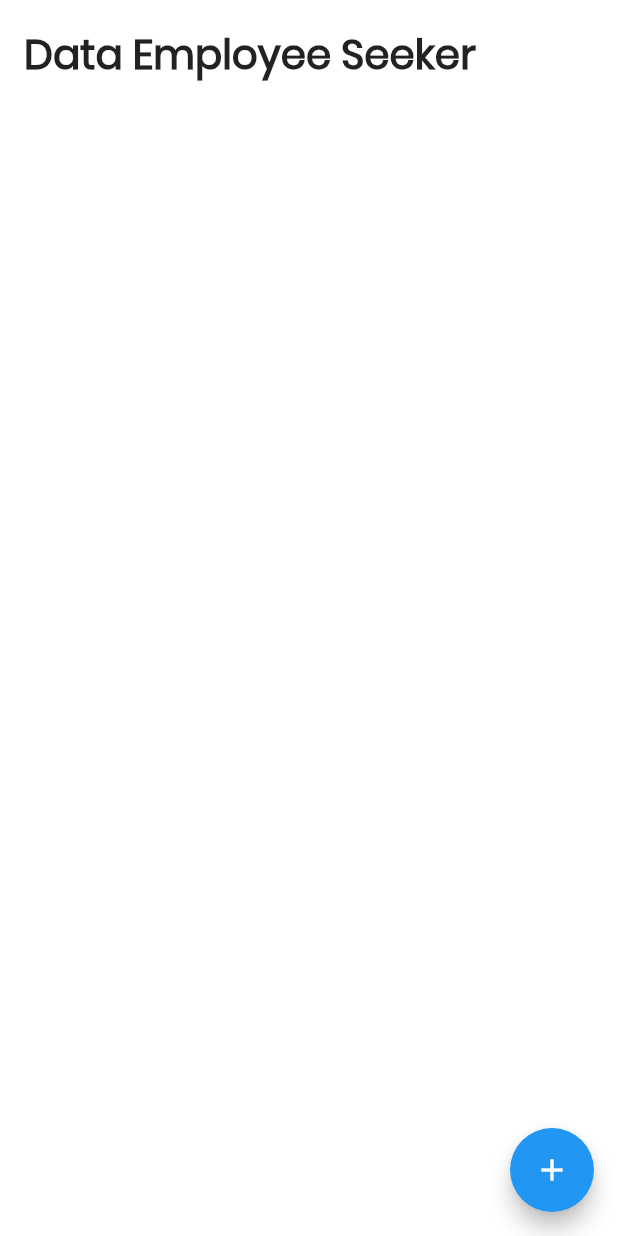
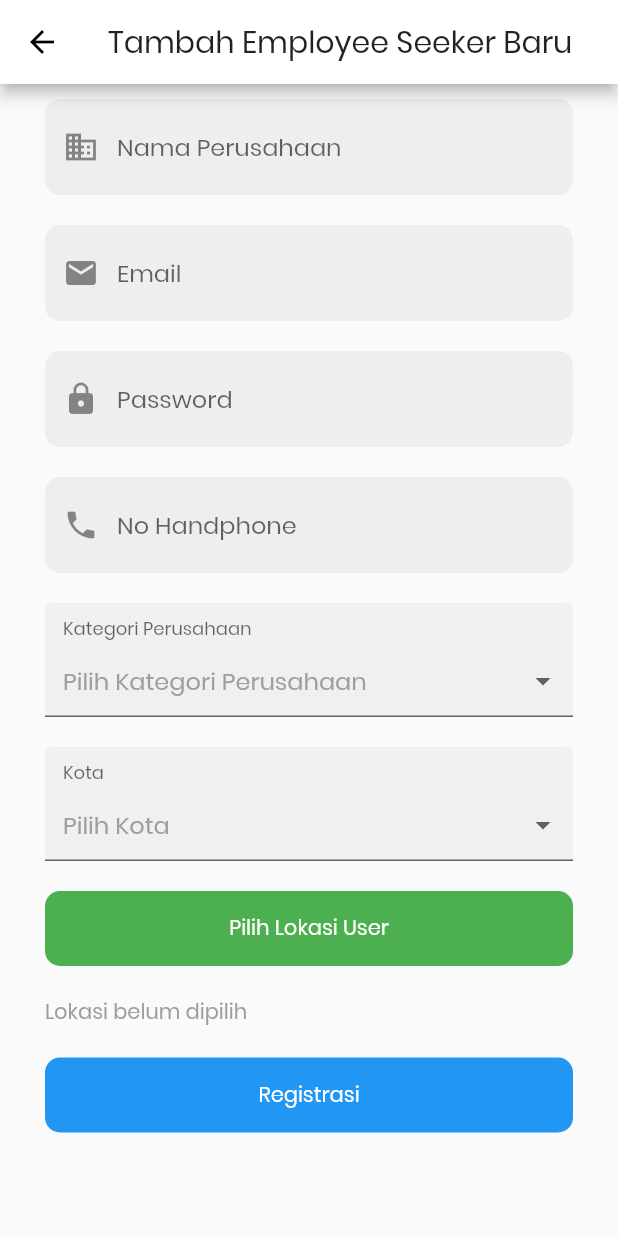
Before and after one commit to nurrehmet/Haver-Jobs, a Flutter app: the EmployeeSeekerData screen opened directly, after a tap on the "add" icon, on a phone screen of 412 x 824 dp. Run offline on Flutter 3.47's test engine with Material 2 defaults, Android fonts, the phone set to English and light mode, and no system bars; drawn by our look-alikes of dropdown_formfield; our stand-ins replace cloud_firestore, firebase_auth, fluttertoast, geolocator, google_maps_flutter, hexcolor and 2 more; missing offline and left inert: geoflutterfire, place_picker; accounts and stored records are empty.

Commit message:
Membuat Halaman Employee dan Edit Data Employee

```diff
--- a/lib/components/widgets.dart
+++ b/lib/components/widgets.dart
@@ -110,18 +110,19 @@ class TextFields extends StatelessWidget {
   final Function onSaved;
   final bool obscureText;
   final TextInputType textInputType;
-
+  final String value;
   TextFields(
-      {@required this.labelText,
+      {this.labelText,
       this.iconData,
       this.onSaved,
       this.obscureText,
-      this.textInputType});
+      this.textInputType, this.value});
   @override
   Widget build(BuildContext context) {
     return Padding(
       padding: EdgeInsets.symmetric(horizontal: 30.0, vertical: 10.0),
       child: TextFormField(
+        initialValue: value,
         keyboardType: textInputType,
         decoration: InputDecoration(
             border: OutlineInputBorder(
@@ -134,6 +135,7 @@ class TextFields extends StatelessWidget {
             fillColor: Colors.grey[200],
             prefixIcon: Icon(iconData),
             hintText: labelText,
+
             labelStyle: TextStyle(fontFamily: 'Product Sans')),
         validator: (value) {
           if (value.isEmpty) {
--- a/lib/main.dart
+++ b/lib/main.dart
@@ -3,8 +3,9 @@ import 'dart:async';
 import 'package:firebase_auth/firebase_auth.dart';
 import 'package:flutter/material.dart';
 import 'package:flutter/services.dart';
+import 'package:haverjob/screens/employee/employee_edit_data.dart';
 import 'package:haverjob/screens/employee/employee_list.dart';
-import 'package:haverjob/screens/employee/find_employee_screen.dart';
+import 'package:haverjob/screens/employee_seeker/find_employee_screen.dart';
 import 'package:haverjob/screens/home.dart';
 import 'package:haverjob/screens/login_screen.dart';
 import 'package:haverjob/screens/signup_screen.dart';
@@ -56,6 +57,7 @@ class _MyAppState extends State<MyApp> {
           '/home': (BuildContext context) => Home(),
           '/welcome': (BuildContext context) => WelcomeScreen(),
           '/findEmployee': (BuildContext context) => FindEmployeeScreen(),
+          '/editEmployee': (BuildContext context) => EmployeeEditData(),
 
         },
       ),
--- /dev/null
+++ b/lib/screens/admin/create_employee_seeker.dart
@@ -0,0 +1,225 @@
+import 'package:cloud_firestore/cloud_firestore.dart';
+import 'package:dropdown_formfield/dropdown_formfield.dart';
+import 'package:firebase_auth/firebase_auth.dart';
+import 'package:flutter/material.dart';
+import 'package:geoflutterfire/geoflutterfire.dart';
+import 'package:haverjob/components/widgets.dart';
+import 'package:haverjob/models/list_data.dart';
+import 'package:haverjob/screens/admin/admin_screen.dart';
+import 'package:place_picker/place_picker.dart';
+
+class CreateES extends StatefulWidget {
+  @override
+  _CreateESState createState() => _CreateESState();
+}
+
+class _CreateESState extends State<CreateES> {
+  final _formKey = GlobalKey<FormState>();
+  //data ES
+  String _nama, _email, _password, _alamat, _noHp, _kategoriPerusahaan, _kota;
+  String userID;
+  //data lokasi
+  double _lat, _long;
+  bool showCircular = false;
+  Geoflutterfire geo = Geoflutterfire();
+  Firestore _firestore = Firestore.instance;
+  GeoFirePoint myLocation;
+  FirebaseAuth mauth1;
+  FirebaseAuth mauth2;
+  @override
+  Widget build(BuildContext context) {
+    return Scaffold(
+      appBar: AppBar(
+        title: Text('Tambah Employee Seeker Baru'),
+        centerTitle: true,
+      ),
+      body: Container(
+        child: SingleChildScrollView(
+          child: Column(
+            children: <Widget>[
+              Form(
+                key: _formKey,
+                child: Column(
+                  mainAxisSize: MainAxisSize.min,
+                  children: <Widget>[
+                    new TextFields(
+                      labelText: 'Nama Perusahaan',
+                      iconData: Icons.business,
+                      onSaved: (input) => _nama = input,
+                      obscureText: false,
+                      textInputType: TextInputType.text,
+                    ),
+                    new TextFields(
+                      labelText: 'Email',
+                      iconData: Icons.email,
+                      onSaved: (input) => _email = input,
+                      obscureText: false,
+                      textInputType: TextInputType.emailAddress,
+                    ),
+                    new TextFields(
+                      labelText: 'Password',
+                      iconData: Icons.lock,
+                      onSaved: (input) => _password = input,
+                      obscureText: true,
+                      textInputType: TextInputType.text,
+                    ),
+                    new TextFields(
+                      labelText: 'No Handphone',
+                      iconData: Icons.phone,
+                      onSaved: (input) => _noHp = input,
+                      obscureText: false,
+                      textInputType: TextInputType.number,
+                    ),
+                    Column(
+                      children: <Widget>[
+                        Container(
+                          padding: EdgeInsets.symmetric(
+                              horizontal: 30.0, vertical: 10.0),
+                          child: DropDownFormField(
+                            titleText: 'Kategori Perusahaan',
+                            hintText: 'Pilih Kategori Perusahaan',
+                            value: _kategoriPerusahaan,
+                            onSaved: (value) {
+                              setState(() {
+                                _kategoriPerusahaan = value;
+                              });
+                            },
+                            onChanged: (value) {
+                              setState(() {
+                                _kategoriPerusahaan = value;
+                              });
+                            },
+                            dataSource: ListKategoriPerusahaan().getList(),
+                            textField: 'display',
+                            valueField: 'value',
+                          ),
+                        ),
+                        Container(
+                          padding: EdgeInsets.symmetric(
+                              horizontal: 30.0, vertical: 10.0),
+                          child: DropDownFormField(
+                            titleText: 'Kota',
+                            hintText: 'Pilih Kota',
+                            value: _kota,
+                            onSaved: (value) {
+                              setState(() {
+                                _kota = value;
+                              });
+                            },
+                            onChanged: (value) {
+                              setState(() {
+                                _kota = value;
+                              });
+                            },
+                            dataSource: ListKota().getList(),
+                            textField: 'display',
+                            valueField: 'value',
+                          ),
+                        ),
+                        new RoundedButton(
+                            text: 'Pilih Lokasi User',
+                            onPress: showPlacePicker,
+                            color: Colors.green),
+                        Padding(
+                          padding: EdgeInsets.symmetric(
+                              horizontal: 30.0, vertical: 10.0),
+                          child: Align(
+                            alignment: Alignment.topLeft,
+                            child: Text(
+                              _alamat == null
+                                  ? 'Lokasi belum dipilih'
+                                  : 'Lokasi User: $_alamat',
+                              style: TextStyle(
+                                  color: Colors.grey,
+                              ),
+                            ),
+                          ),
+                        ),
+                      ],
+                    ),
+                    showCircular
+                        ? Center(child: CircularProgressIndicator())
+                        : SizedBox(),
+                    new RoundedButton(
+                      text: 'Registrasi',
+                      onPress: _submitES,
+                      color: Colors.blue,
+                    ),
+                    SizedBox(
+                      height: 20.0,
+                    ),
+                  ],
+                ),
+              )
+            ],
+          ),
+        ),
+      ),
+    );
+  }
+
+  //submit employee seeker
+  Future<void> _submitES() async {
+    if (_formKey.currentState.validate()) {
+      _formKey.currentState.save();
+      setState(() {
+        showCircular = true;
+      });
+      try {
+
+        await FirebaseAuth.instance
+            .createUserWithEmailAndPassword(email: _email, password: _password);
+        final FirebaseUser user = await FirebaseAuth.instance.currentUser();
+        setState(() {
+          userID = user.uid;
+        });
+        _registerES();
+
+      } catch (e) {
+        print(e.message);
+      }
+
+    }
+  }
+
+  //registrasi employee seeker
+  Future<void> _registerES() async {
+    Firestore.instance.collection("employee-seeker").document(userID).setData({
+      'namaPerusahaan': _nama,
+      'email': _email,
+      'role': 'employee seeker',
+      'alamat': _alamat,
+      'noHp': _noHp,
+      'kategoriPerusahaan': _kategoriPerusahaan,
+      'latitude': _lat,
+      'longitude': _long,
+      'position': myLocation.data,
+    });
+    _firestore.collection('users').document(userID).setData(
+      {
+        'nama': _nama,
+        'email': _email,
+        'role': 'employee seeker',
+        'alamat': _alamat,
+        'lat': _lat,
+        'long': _long
+      },
+    );
+    Navigator.pop(
+        context, MaterialPageRoute(builder: (context) => AdminScreen()));
+  }
+
+  //get location
+  void showPlacePicker() async {
+    LocationResult result = await Navigator.of(context).push(MaterialPageRoute(
+        builder: (context) => PlacePicker(
+              "AIzaSyDX1cPMy9zPG39wvwaDl85NJddg7SFNBEI",
+            )));
+    setState(() {
+      _lat = result.latLng.latitude;
+      _long = result.latLng.longitude;
+      _alamat = result.formattedAddress;
+      myLocation = geo.point(latitude: _lat, longitude: _long);
+    });
+  }
+}
--- a/lib/screens/employee_seeker/employee_seeker_data.dart
+++ b/lib/screens/admin/employee_seeker_data.dart
@@ -1,5 +1,6 @@
 import 'package:cloud_firestore/cloud_firestore.dart';
 import 'package:flutter/material.dart';
+import 'package:haverjob/screens/admin/create_employee_seeker.dart';
 
 class EmployeeSeekerData extends StatefulWidget {
   @override
@@ -22,7 +23,7 @@ class _EmployeeSeekerDataState extends State<EmployeeSeekerData> {
       body: SafeArea(
         child: Stack(
           children: <Widget>[
-            _buildWidgetListTodo(widthScreen, heightScreen, context),
+            _buildListES(widthScreen, heightScreen, context),
           ],
         ),
       ),
@@ -31,15 +32,20 @@ class _EmployeeSeekerDataState extends State<EmployeeSeekerData> {
           Icons.add,
           color: Colors.white,
         ),
-        onPressed: () async {
-          // TODO: fitur tambah task
+        onPressed: () {
+          Navigator.push(
+            context,
+            MaterialPageRoute(
+              builder: (context) => CreateES(),
+            ),
+          );
         },
         backgroundColor: Colors.blue,
       ),
     );
   }
 
-  Container _buildWidgetListTodo(
+  Container _buildListES(
       double widthScreen, double heightScreen, BuildContext context) {
     return Container(
       width: widthScreen,
@@ -76,13 +82,17 @@ class _EmployeeSeekerDataState extends State<EmployeeSeekerData> {
                   itemCount: snapshot.data.documents.length,
                   itemBuilder: (BuildContext context, int index) {
                     DocumentSnapshot document = snapshot.data.documents[index];
-                    Map<String, dynamic> task = document.data;
+                    Map<String, dynamic> dataES = document.data;
                     return Card(
-                      elevation: 5,
+                      shape: RoundedRectangleBorder(
+                        borderRadius: BorderRadius.circular(10.0),
+                      ),
+                      color: Colors.blue[50],
+                      elevation: 1,
                       child: ListTile(
-                        title: Text(task['namaPerusahaan']),
+                        title: Text(dataES['namaPerusahaan']),
                         subtitle: Text(
-                          task['alamat'],
+                          dataES['alamat'],
                           maxLines: 1,
                           overflow: TextOverflow.ellipsis,
                         ),
@@ -97,7 +107,10 @@ class _EmployeeSeekerDataState extends State<EmployeeSeekerData> {
                               ))
                               ..add(PopupMenuItem<String>(
                                 value: 'delete',
-                                child: Text('Delete',style: TextStyle(color: Colors.red),),
+                                child: Text(
+                                  'Delete',
+                                  style: TextStyle(color: Colors.red),
+                                ),
                               ));
                           },
                           onSelected: (String value) async {
--- a/lib/screens/employee_seeker/employee_seeker_screen.dart
+++ b/lib/screens/employee_seeker/employee_seeker_screen.dart
@@ -10,7 +10,7 @@ import 'package:haverjob/components/setting_screen.dart';
 import 'package:haverjob/components/widgets.dart';
 import 'package:haverjob/models/global.dart';
 import 'package:haverjob/screens/employee/employee_list.dart';
-import 'package:haverjob/screens/employee/find_employee_screen.dart';
+import 'package:haverjob/screens/employee_seeker/find_employee_screen.dart';
 import 'package:hexcolor/hexcolor.dart';
 
 double lat,long;
--- a/lib/screens/maps_view.dart
+++ b/lib/screens/maps_view.dart
@@ -2,11 +2,11 @@ import 'dart:async';
 import 'package:cloud_firestore/cloud_firestore.dart';
 import 'package:flutter/material.dart';
 import 'package:google_maps_flutter/google_maps_flutter.dart';
-import 'package:haverjob/screens/employee/find_employee_screen.dart';
+import 'package:haverjob/screens/employee_seeker/find_employee_screen.dart';
 import 'package:hexcolor/hexcolor.dart';
-import 'package:solid_bottom_sheet/solid_bottom_sheet.dart';
 import 'package:geoflutterfire/geoflutterfire.dart';
 import 'package:rxdart/rxdart.dart';
+
 
 class MapsView extends StatefulWidget {
   const MapsView(
@@ -39,7 +39,6 @@ class MapsViewState extends State<MapsView> {
   // init app
   final Firestore _database = Firestore.instance;
   Map<MarkerId, Marker> markers = <MarkerId, Marker>{};
-  SolidController _bsController = SolidController();
   double lat, long;
   double _value = 1;
   String _label = '';
```
Also changed, not shown: lib/screens/admin/admin_screen.dart (+6 -2 lines), lib/screens/employee/employee_edit_data.dart (added, +299 -0 lines), lib/screens/employee/employee_screen.dart (+82 -7 lines), assets/images/update.png (added), lib/screens/employee_seeker/find_employee_screen.dart (renamed from lib/screens/employee/find_employee_screen.dart).
